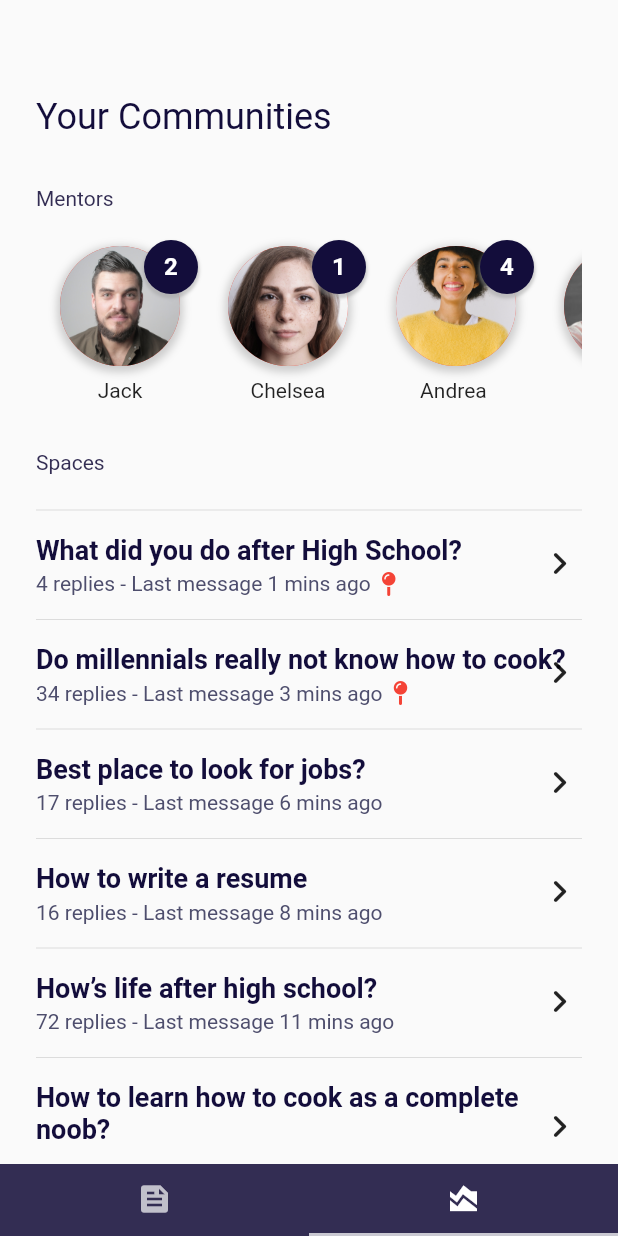
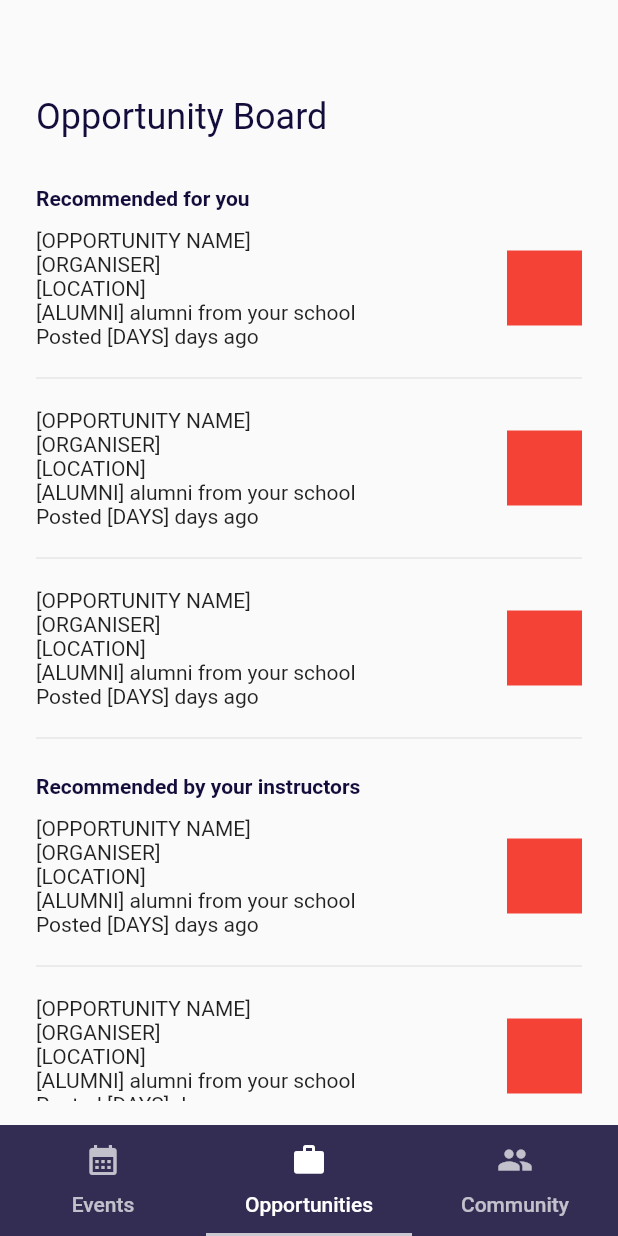
Before and after one commit to je-zhou/Lynk, a Flutter app: the HomePage screen opened directly, tab 2 chosen, on a phone screen of 412 x 824 dp. Run offline on Flutter 3.47's test engine with Material 2 defaults, Android fonts, the phone set to English and light mode, and no system bars; our stand-ins replace font_awesome_flutter, google_maps_flutter; network calls fail.

Commit message:
job page placeholders updated

```diff
--- a/lib/data/data.dart
+++ b/lib/data/data.dart
@@ -61,6 +61,8 @@ class Activity {
   String organisor;
   LatLng latLng;
   String date;
+  String longDescription;
+  String address;
 
   Activity(
       {required this.name,
@@ -69,7 +71,9 @@ class Activity {
       required this.tags,
       required this.latLng,
       required this.organisor,
-      required this.date});
+      required this.date,
+      required this.longDescription,
+      required this.address});
 }
 
 class School {
--- /dev/null
+++ b/lib/data/jobs.dart
@@ -0,0 +1,22 @@
+class Opportunity {
+  String name;
+  String organiser;
+  String location; // Formatted "Ballarat East, VIC 3350"
+  bool inPerson;
+  String companyImgUrl; // Google search for company logos
+  int previousAlumni;
+
+  Opportunity(
+      {required this.name,
+      required this.organiser,
+      required this.location,
+      required this.inPerson,
+      required this.companyImgUrl,
+      required this.previousAlumni});
+}
+
+List<Opportunity> opsRecToYou = []; // Need 3
+
+List<Opportunity> opsRecByInstructors = []; // Need 2
+
+List<Opportunity> moreNearYou = []; // Need 4
--- a/lib/presentation/community_page.dart
+++ b/lib/presentation/community_page.dart
@@ -7,8 +7,8 @@ import 'package:govhack22/presentation/mentor_chat.dart';
 import '../data/data.dart';
 import '../data/mentor.dart';
 
-class AnalyticsPage extends StatelessWidget {
-  const AnalyticsPage({Key? key}) : super(key: key);
+class OpportunityPage extends StatelessWidget {
+  const OpportunityPage({Key? key}) : super(key: key);
 
   @override
   Widget build(BuildContext context) {
--- a/lib/presentation/home_page.dart
+++ b/lib/presentation/home_page.dart
@@ -1,4 +1,5 @@
 import 'package:flutter/material.dart';
+import 'package:govhack22/presentation/job_page.dart';
 
 import 'package:govhack22/presentation/map_page.dart';
 
@@ -12,7 +13,7 @@ class HomePage extends StatelessWidget {
   @override
   Widget build(BuildContext context) {
     return DefaultTabController(
-      length: 2,
+      length: 3,
       child: Scaffold(
         bottomNavigationBar: Material(
           color: Style.color3,
@@ -20,15 +21,13 @@ class HomePage extends StatelessWidget {
               indicatorColor: Style.color1,
               overlayColor: MaterialStateProperty.all(Style.color2),
               tabs: const [
-                Tab(icon: Icon(Icons.feed)),
-                Tab(icon: Icon(Icons.area_chart)),
+                Tab(icon: Icon(Icons.calendar_month), text: 'Events'),
+                Tab(icon: Icon(Icons.work), text: 'Opportunities'),
+                Tab(icon: Icon(Icons.people), text: 'Community'),
               ]),
         ),
         body: const TabBarView(
-          children: [
-            FeedPage(),
-            AnalyticsPage(),
-          ],
+          children: [FeedPage(), JobPage(), OpportunityPage()],
         ),
       ),
     );
--- a/lib/presentation/input_page.dart
+++ b/lib/presentation/input_page.dart
@@ -93,7 +93,7 @@ class SchoolTiles extends StatelessWidget {
           const SizedBox(height: 4),
           Text(
             schoolName,
-            style: TextStyle(fontSize: 20),
+            style: const TextStyle(fontSize: 20),
           ),
           const SizedBox(height: 4)
         ],
--- /dev/null
+++ b/lib/presentation/job_page.dart
@@ -0,0 +1,97 @@
+import 'package:flutter/material.dart';
+import 'package:flutter/src/foundation/key.dart';
+import 'package:flutter/src/widgets/framework.dart';
+
+import '../data/data.dart';
+
+class JobPage extends StatelessWidget {
+  const JobPage({Key? key}) : super(key: key);
+
+  @override
+  Widget build(BuildContext context) {
+    return Scaffold(
+      body: Padding(
+        padding: const EdgeInsets.fromLTRB(24, 64, 24, 16),
+        child: Column(
+          crossAxisAlignment: CrossAxisAlignment.start,
+          mainAxisAlignment: MainAxisAlignment.start,
+          children: [
+            const Text(
+              'Opportunity Board',
+              style: TextStyle(fontSize: 24, color: Style.color4),
+            ),
+            const SizedBox(height: 32),
+            Flexible(
+              child: ListView(
+                padding: EdgeInsets.zero,
+                children: [
+                  const Text(
+                    'Recommended for you',
+                    style: TextStyle(
+                        color: Style.color4, fontWeight: FontWeight.bold),
+                  ),
+                  OpportunityTile(),
+                  OpportunityTile(),
+                  OpportunityTile(),
+                  const SizedBox(height: 16),
+                  const Text(
+                    'Recommended by your instructors',
+                    style: TextStyle(
+                        color: Style.color4, fontWeight: FontWeight.bold),
+                  ),
+                  OpportunityTile(),
+                  OpportunityTile(),
+                  const SizedBox(height: 16),
+                  const Text(
+                    'More near you',
+                    style: TextStyle(
+                        color: Style.color4, fontWeight: FontWeight.bold),
+                  ),
+                  OpportunityTile(),
+                  OpportunityTile(),
+                  OpportunityTile(),
+                  OpportunityTile(),
+                ],
+              ),
+            ),
+          ],
+        ),
+      ),
+    );
+  }
+}
+
+class OpportunityTile extends StatelessWidget {
+  const OpportunityTile({Key? key}) : super(key: key);
+
+  @override
+  Widget build(BuildContext context) {
+    return Column(
+      children: [
+        const SizedBox(height: 12),
+        Row(
+            mainAxisAlignment: MainAxisAlignment.spaceBetween,
+            crossAxisAlignment: CrossAxisAlignment.center,
+            children: [
+              Column(
+                crossAxisAlignment: CrossAxisAlignment.start,
+                children: [
+                  Text('[OPPORTUNITY NAME]'),
+                  Text('[ORGANISER]'),
+                  Text('[LOCATION]'),
+                  Text('[ALUMNI] alumni from your school'),
+                  Text('Posted [DAYS] days ago'),
+                ],
+              ),
+              Container(
+                height: 50,
+                width: 50,
+                color: Colors.red,
+              ),
+            ]),
+        const SizedBox(height: 12),
+        const Divider(),
+      ],
+    );
+  }
+}
```
Also changed, not shown: lib/data/activities.dart (+19 -5 lines), lib/presentation/event_page.dart (+19 -25 lines), lib/presentation/log_in.dart (+4 -6 lines).
